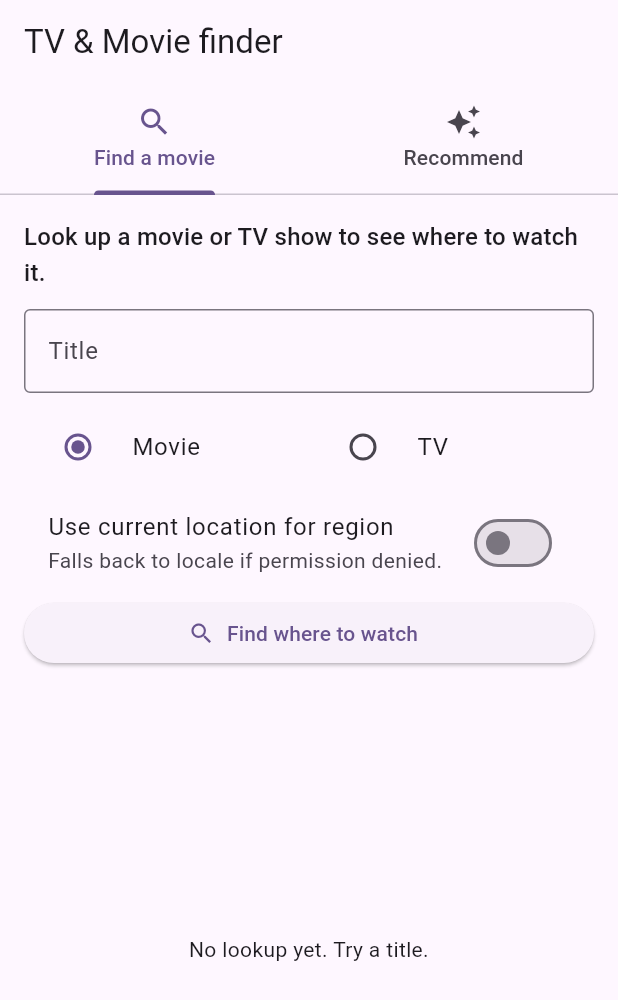
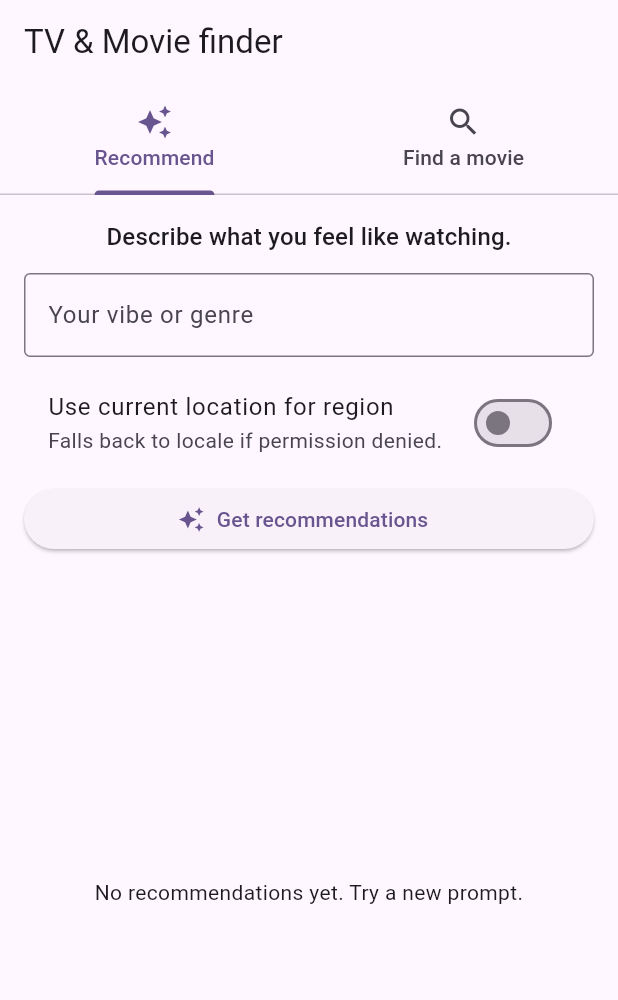
Before and after one commit to Otaking64/ai_series_movie_recommender, a Flutter app: the screen it shows after launch, on a phone screen of 412 x 824 dp. Shown: the top 1000 px of the screen. Run offline on Flutter 3.47's test engine with Material 3 defaults, Android fonts, the phone set to English and light mode, and no system bars; our stand-ins replace flutter_dotenv, geocoding, geolocator.

Commit message:
switch back tabs

```diff
--- a/lib/main.dart
+++ b/lib/main.dart
@@ -19,7 +19,7 @@ class MyApp extends StatelessWidget {
   @override
   Widget build(BuildContext context) {
     return MaterialApp(
-      title: 'AI Movie & TV Recommender',
+      title: 'Watcha',
       theme: ThemeData(
         colorScheme: ColorScheme.fromSeed(seedColor: Colors.deepPurple),
         useMaterial3: true,
@@ -41,13 +41,13 @@ class _RootTabs extends StatelessWidget {
           title: const Text('TV & Movie finder'),
           bottom: const TabBar(
             tabs: [
+              Tab(icon: Icon(Icons.auto_awesome), text: 'Recommend'),
               Tab(icon: Icon(Icons.search), text: 'Find a movie'),
-              Tab(icon: Icon(Icons.auto_awesome), text: 'Recommend'),
             ],
           ),
         ),
         body: const TabBarView(
-          children: [MovieLookupPage(), RecommendationPage()],
+          children: [RecommendationPage(), MovieLookupPage()],
         ),
       ),
     );
```
